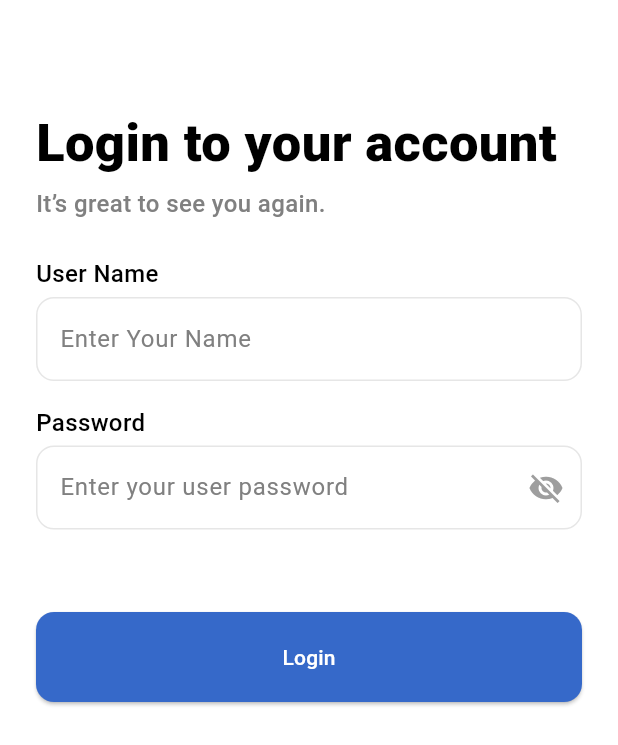
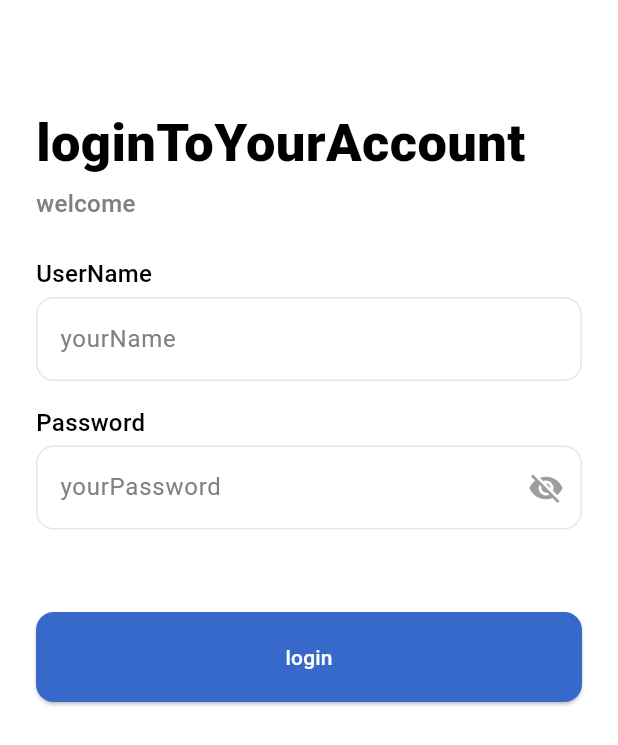
Before and after one commit to ranamohyy/men_store_cis_training, a Flutter app: the screen it shows after launch, on a phone screen of 412 x 824 dp. Shown: the top 745 px of the screen. Run offline on Flutter 3.47's test engine with Material 3 defaults, Android fonts, the phone set to English and light mode, and no system bars; our stand-ins replace dio, easy_localization, flutter_bloc, flutter_svg, lottie, pretty_dio_logger; missing offline and left inert: animated_snack_bar.

```diff
--- a/lib/features/auth/login/view.dart
+++ b/lib/features/auth/login/view.dart
@@ -1,4 +1,5 @@
 import 'package:animated_snack_bar/animated_snack_bar.dart';
+import 'package:easy_localization/easy_localization.dart';
 import 'package:flutter/material.dart';
 import 'package:flutter_bloc/flutter_bloc.dart';
 import 'package:men_store_cis_training/core/helpers/app_buttom.dart';
@@ -8,10 +9,11 @@ import 'package:men_store_cis_training/core/helpers/app_text_styles.dart';
 import 'package:men_store_cis_training/core/helpers/snack_bar.dart';
 import 'package:men_store_cis_training/features/auth/login/cubit.dart';
 import 'package:men_store_cis_training/features/auth/login/state.dart';
-import 'package:men_store_cis_training/features/screens/home.dart';
+import 'package:men_store_cis_training/features/home_nav/view.dart';
 
 class LoginScreen extends StatelessWidget {
   const LoginScreen({super.key});
+
   @override
   Widget build(BuildContext context) {
     return BlocProvider(
@@ -31,10 +33,10 @@ class LoginScreen extends StatelessWidget {
                   msg: "Login Success",
                   type: AnimatedSnackBarType.success,
                   context: context);
-              Navigator.push(
+              Navigator.pushReplacement(
                   context,
                   MaterialPageRoute(
-                    builder: (context) => HomeScreen(),
+                    builder: (context) => HomeNavScreen(),
                   ));
             }
           },
@@ -50,35 +52,35 @@ class LoginScreen extends StatelessWidget {
                 crossAxisAlignment: CrossAxisAlignment.stretch,
                 children: [
                   Text(
-                    "Login to your account",
+                    "loginToYourAccount",
                     style: AppTextStyles.kHeadTextStyle32,
-                  ),
+                  ).tr(),
                   SizedBox(
                     height: 4,
                   ),
                   Text(
-                    "It’s great to see you again.",
+                  "welcome"  ,
                     style: AppTextStyles.kTextStyle16Grey,
-                  ),
+                  ).tr(),
                   SizedBox(
                     height: 24,
                   ),
                   Text(
-                    "User Name",
+                    "UserName",
                     style: AppTextStyles.kTextStyle16MediumBlack,
-                  ),
+                  ).tr(),
                   SizedBox(
                     height: 4,
                   ),
                   AppField(
-                    hintText: "Enter Your Name",
+                    hintText: "yourName".tr(),
                     controller: cubit.nameController,
                   ),
                   SizedBox(
                     height: 16,
                   ),
                   Text(
-                    "Password",
+                    "Password".tr(),
                     style: AppTextStyles.kTextStyle16MediumBlack,
                   ),
                   SizedBox(
@@ -96,16 +98,16 @@ class LoginScreen extends StatelessWidget {
                         Icons.visibility_outlined
                     )
                       ,color: Colors.grey,) ,
-                    hintText: "Enter your user password",
+                    hintText: "yourPassword".tr(),
                     controller: cubit.passwordController,
                   ),
                   SizedBox(
                     height: 55,
                   ),
                   AppButtom(
-                    text: "Login",
+                    text: "login".tr(),
                     onPressed: () => cubit.login(),
-                  )
+                  ),
                 ],
               ),
             );
```
